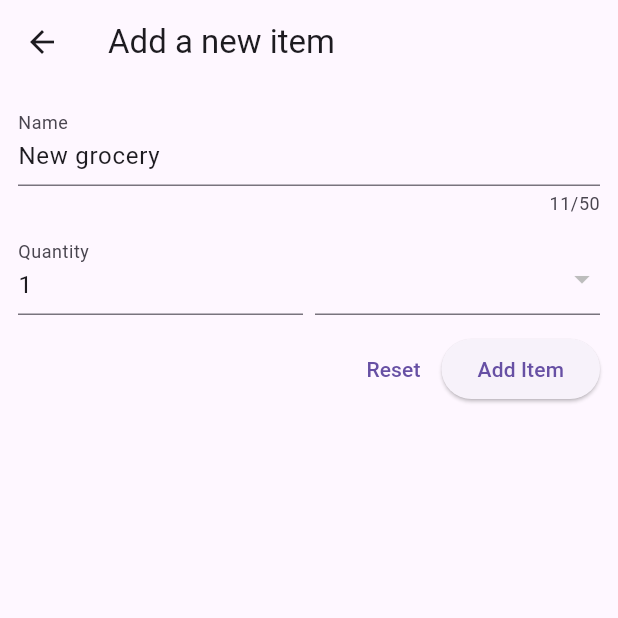
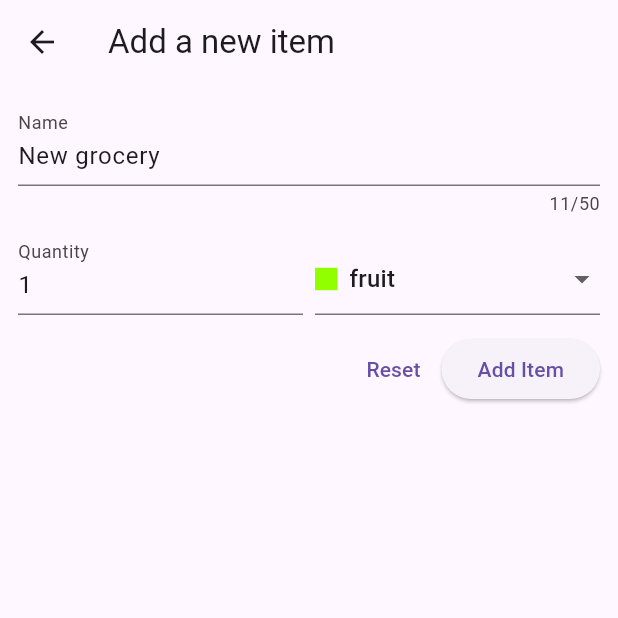
Before and after one commit to vathanakphy/learn-flutter, a Flutter app: the NewItem screen opened directly, on a phone screen of 412 x 824 dp, the top half of it. Run offline on Flutter 3.47's test engine with Material 3 defaults, Android fonts, the phone set to English and light mode, and no system bars.

Commit message:
complet achallenge

```diff
--- a/lib/ChallengePracticew11/ui/groceries/grocery_form.dart
+++ b/lib/ChallengePracticew11/ui/groceries/grocery_form.dart
@@ -1,4 +1,5 @@
 import 'package:flutter/material.dart';
+import 'package:uuid/uuid.dart';
 
 import '../../models/grocery.dart';
 
@@ -12,7 +13,6 @@ class NewItem extends StatefulWidget {
 }
 
 class _NewItemState extends State<NewItem> {
-
   // Default settings
   static const defautName = "New grocery";
   static const defaultQuantity = 1;
@@ -46,7 +46,14 @@ class _NewItemState extends State<NewItem> {
   }
 
   void onAdd() {
-    // Will be implemented later - Create and return the new grocery
+    Navigator.of(context).pop(
+      Grocery(
+        id: const Uuid().v1(),
+        name: _nameController.text,
+        quantity: int.tryParse(_quantityController.text) ?? 1,
+        category: _selectedCategory,
+      ),
+    );
   }
 
   @override
@@ -76,7 +83,24 @@ class _NewItemState extends State<NewItem> {
                 Expanded(
                   child: DropdownButtonFormField<GroceryCategory>(
                     initialValue: _selectedCategory,
-                    items: [  ],
+                    items: GroceryCategory.values
+                        .map(
+                          (c) => DropdownMenuItem<GroceryCategory>(
+                            value: c,
+                            child: Row(
+                              children: [
+                                Container(
+                                  width: 15,
+                                  height: 15,
+                                  color: c.color,
+                                ),
+                                const SizedBox(width: 8),
+                                Text(c.name),
+                              ],
+                            ),
+                          ),
+                        )
+                        .toList(),
                     onChanged: (value) {
                       if (value != null) {
                         setState(() {
@@ -93,10 +117,7 @@ class _NewItemState extends State<NewItem> {
               mainAxisAlignment: MainAxisAlignment.end,
               children: [
                 TextButton(onPressed: onReset, child: const Text('Reset')),
-                ElevatedButton(
-                  onPressed: onAdd,
-                  child: const Text('Add Item'),
-                ),
+                ElevatedButton(onPressed: onAdd, child: const Text('Add Item')),
               ],
             ),
           ],
```
Also changed, not shown: lib/ChallengePracticew11/ui/groceries/grocery_list.dart (+12 -4 lines).
